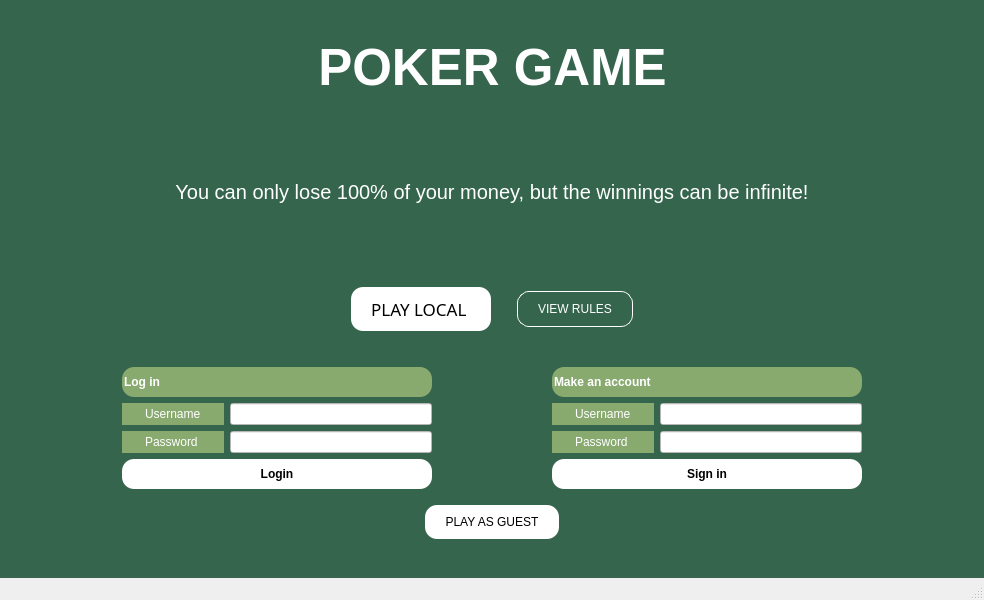
Above: Poker/Visuals/MainWindow/mainwindow.ui from Cenzito/Poker before the change. Below: the same form after it.
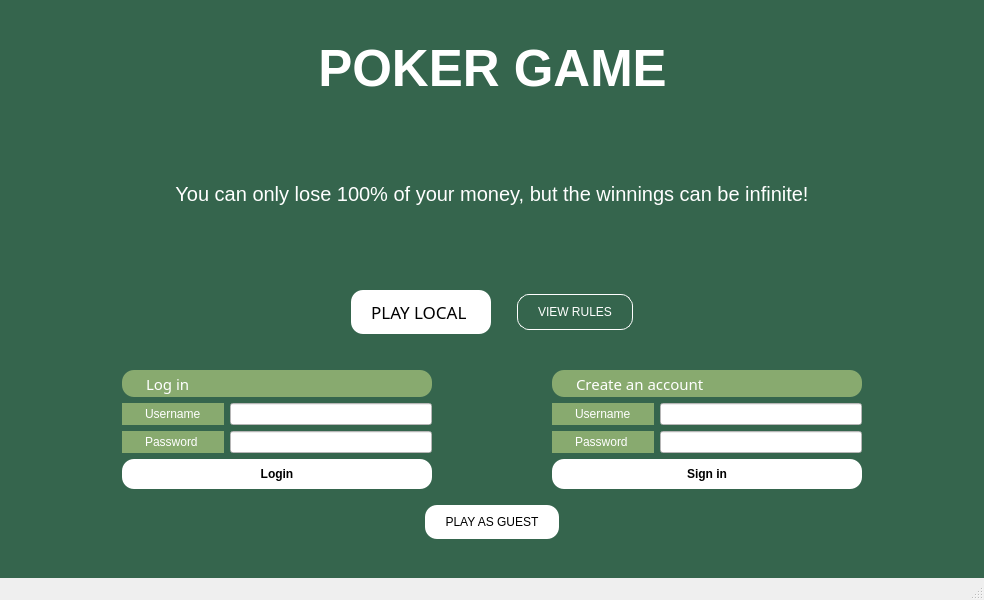
That is the form after the change. Icons and pictures are not drawn.

Diff of the .ui file:
```diff
--- a/Poker/Visuals/MainWindow/mainwindow.ui
+++ b/Poker/Visuals/MainWindow/mainwindow.ui
@@ -695,59 +695,9 @@
         </item>
         <item>
          <layout class="QVBoxLayout" name="verticalLayout_6">
-          <item>
-           <widget class="QLineEdit" name="lineEdit">
-            <property name="layoutDirection">
-             <enum>Qt::LeftToRight</enum>
-            </property>
-            <property name="autoFillBackground">
-             <bool>false</bool>
-            </property>
-            <property name="styleSheet">
-             <string notr="true">color: rgb(15, 96, 0);
-background-color: rgb(136, 170, 111);
-border-radius: 12px;
-height: 30px;
-color: white;
-
-font-family: 'Montserrat';
-font-weight: 600;</string>
-            </property>
-            <property name="text">
-             <string>Log in </string>
-            </property>
-           </widget>
-          </item>
           <item>
            <layout class="QGridLayout" name="gridLayout_2">
-            <item row="0" column="0">
-             <widget class="QLabel" name="label_user">
-              <property name="styleSheet">
-               <string notr="true">color: rgb(15, 96, 0);
-background-color: rgb(136, 170, 111);
-border-radius: 12px;
-height: 30px;
-padding-left: 20px;
-padding-right: 20px;
-color: white;
-
-font-family: 'Montserrat';
-font-weight: 400;</string>
-              </property>
-              <property name="text">
-               <string>Username</string>
-              </property>
-             </widget>
-            </item>
-            <item row="0" column="1">
-             <widget class="QLineEdit" name="lineEdit_user">
-              <property name="styleSheet">
-               <string notr="true">background-color: white;
-width: 200px;</string>
-              </property>
-             </widget>
-            </item>
-            <item row="1" column="0">
+            <item row="2" column="0">
              <widget class="QLabel" name="label_pass">
               <property name="styleSheet">
                <string notr="true">color: rgb(15, 96, 0);
@@ -767,6 +717,33 @@
              </widget>
             </item>
             <item row="1" column="1">
+             <widget class="QLineEdit" name="lineEdit_user">
+              <property name="styleSheet">
+               <string notr="true">background-color: white;
+width: 200px;</string>
+              </property>
+             </widget>
+            </item>
+            <item row="1" column="0">
+             <widget class="QLabel" name="label_user">
+              <property name="styleSheet">
+               <string notr="true">color: rgb(15, 96, 0);
+background-color: rgb(136, 170, 111);
+border-radius: 12px;
+height: 30px;
+padding-left: 20px;
+padding-right: 20px;
+color: white;
+
+font-family: 'Montserrat';
+font-weight: 400;</string>
+              </property>
+              <property name="text">
+               <string>Username</string>
+              </property>
+             </widget>
+            </item>
+            <item row="2" column="1">
              <widget class="QLineEdit" name="lineEdit_pass">
               <property name="styleSheet">
                <string notr="true">background-color: white;
@@ -774,6 +751,32 @@
               </property>
              </widget>
             </item>
+            <item row="0" column="0" colspan="2">
+             <widget class="QLabel" name="label_6">
+              <property name="font">
+               <font>
+                <family>Montserrat</family>
+                <pointsize>11</pointsize>
+                <bold>false</bold>
+               </font>
+              </property>
+              <property name="styleSheet">
+               <string notr="true">color: rgb(15, 96, 0);
+background-color: rgb(136, 170, 111);
+border-radius: 12px;
+height: 30px;
+padding-left: 20px;
+padding-right: 20px;
+color: white;
+
+font-family: 'Montserrat';
+font-weight: 400;</string>
+              </property>
+              <property name="text">
+               <string>Log in</string>
+              </property>
+             </widget>
+            </item>
            </layout>
           </item>
           <item>
@@ -810,19 +813,28 @@
         <item>
          <layout class="QVBoxLayout" name="verticalLayout_7">
           <item>
-           <widget class="QLineEdit" name="lineEdit_2">
+           <widget class="QLabel" name="label_7">
+            <property name="font">
+             <font>
+              <family>Montserrat</family>
+              <pointsize>11</pointsize>
+              <bold>false</bold>
+             </font>
+            </property>
             <property name="styleSheet">
              <string notr="true">color: rgb(15, 96, 0);
 background-color: rgb(136, 170, 111);
 border-radius: 12px;
 height: 30px;
+padding-left: 20px;
+padding-right: 20px;
 color: white;
 
 font-family: 'Montserrat';
-font-weight: 600;</string>
+font-weight: 400;</string>
             </property>
             <property name="text">
-             <string>Make an account</string>
+             <string>Create an account</string>
             </property>
            </widget>
           </item>
```
